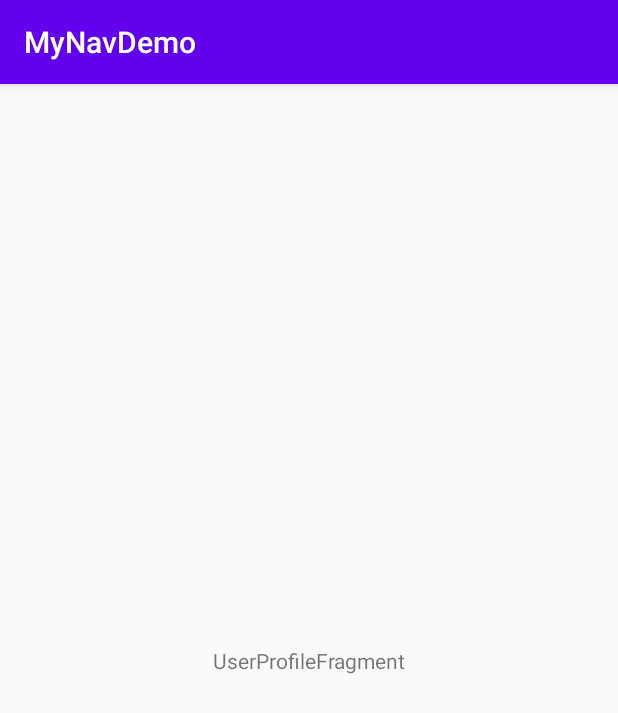
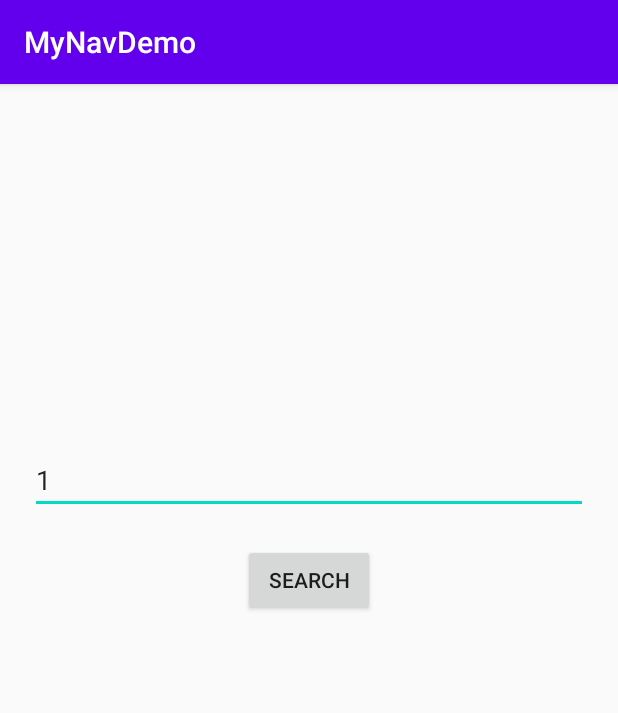
Before and after one commit to PalakSDarji/MyNavDemo, an Android app: the screen it shows after launch (UserProfileActivity), on a phone screen of 412 x 824 dp. Shown: the top 713 px of the screen. Run offline under Robolectric (Android 15) with nearby library versions, the phone set to English and light mode, and no system bars; our stand-ins replace data binding.

Commit message:
userid wise search flow added from viewmodel

```diff
--- a/app/build.gradle
+++ b/app/build.gradle
@@ -7,7 +7,11 @@ android {
     compileSdkVersion 29
     buildToolsVersion "29.0.2"
 
-    viewBinding {
+   /* viewBinding {
+        enabled = true
+    }*/
+
+    dataBinding {
         enabled = true
     }
 
--- a/app/src/main/java/com/palak/mynavdemo/GameLoginViewModel.kt
+++ b/app/src/main/java/com/palak/mynavdemo/GameLoginViewModel.kt
@@ -25,7 +25,7 @@ class GameLoginViewModel : ViewModel(){
 
     fun authenticate(username : String, password : String){
         if(passwordIsValidForUsername(username,password)){
-            this.user = User(username,"full $username","bio",password)
+            this.user = User(userName = username,fullName = "full $username",bio = "bio",password = password)
             authenticationState.value = AuthenticationState.AUTHENTICATED
         }
         else {
--- a/app/src/main/java/com/palak/mynavdemo/User.kt
+++ b/app/src/main/java/com/palak/mynavdemo/User.kt
@@ -4,4 +4,4 @@ import android.os.Parcelable
 import kotlinx.android.parcel.Parcelize
 
 @Parcelize
-data class User(var userName : String = "", var fullName : String = "", var bio : String = "", var password : String = "") : Parcelable
+data class User(var userID : Int = 2, var userName : String = "", var fullName : String = "", var bio : String = "", var password : String = "") : Parcelable
--- a/app/src/main/java/com/palak/mynavdemo/userprofile/UserProfileActivity.kt
+++ b/app/src/main/java/com/palak/mynavdemo/userprofile/UserProfileActivity.kt
@@ -8,13 +8,14 @@ import com.palak.mynavdemo.R
 class UserProfileActivity : AppCompatActivity() {
 
     val userProfileViewModel by viewModels<UserProfileViewModel>()
+    val userId = 2
 
     override fun onCreate(savedInstanceState: Bundle?) {
         super.onCreate(savedInstanceState)
         setContentView(R.layout.user_profile_activity)
         if (savedInstanceState == null) {
             supportFragmentManager.beginTransaction()
-                .replace(R.id.container, UserProfileFragment.newInstance())
+                .replace(R.id.container, UserProfileFragment.newInstance(2))
                 .commitNow()
         }
     }
--- a/app/src/main/java/com/palak/mynavdemo/userprofile/UserProfileFragment.kt
+++ b/app/src/main/java/com/palak/mynavdemo/userprofile/UserProfileFragment.kt
@@ -6,23 +6,34 @@ import android.view.LayoutInflater
 import android.view.View
 import android.view.ViewGroup
 import androidx.fragment.app.activityViewModels
-import androidx.fragment.app.viewModels
 import androidx.lifecycle.Observer
 import androidx.lifecycle.SavedStateViewModelFactory
-import com.palak.mynavdemo.R
 import com.palak.mynavdemo.databinding.UserProfileFragmentBinding
+import kotlinx.android.synthetic.main.user_profile_fragment.*
+import java.lang.Exception
 
 class UserProfileFragment : Fragment() {
 
-    private var _binding : UserProfileFragmentBinding? = null
-    private val binding get() = _binding!!
+    private lateinit var dataBinding: UserProfileFragmentBinding
 
     companion object {
-        fun newInstance() = UserProfileFragment()
+        fun newInstance(userID: Int): UserProfileFragment {
+            val fragment = UserProfileFragment()
+            val bundle = Bundle()
+            bundle.putInt("userID", userID)
+            fragment.arguments = bundle
+            return fragment
+        }
     }
 
-    private val userProfileViewModel by viewModels<UserProfileViewModel>(
-        factoryProducer = {SavedStateViewModelFactory(requireActivity().application,this)}
+    private val userProfileViewModel by activityViewModels<UserProfileViewModel>(
+        factoryProducer = {
+            SavedStateViewModelFactory(
+                requireActivity().application,
+                this,
+                requireArguments()
+            )
+        }
     )
 
     override fun onCreateView(
@@ -30,24 +41,26 @@ class UserProfileFragment : Fragment() {
         savedInstanceState: Bundle?
     ): View {
 
-        _binding = UserProfileFragmentBinding.inflate(inflater,container,false)
-        val view = binding.root
-        return view
+        dataBinding = UserProfileFragmentBinding.inflate(inflater, container, false)
+        return dataBinding.root
     }
 
     override fun onActivityCreated(savedInstanceState: Bundle?) {
         super.onActivityCreated(savedInstanceState)
 
-        userProfileViewModel.user.observe(viewLifecycleOwner, Observer {
-            user ->
-            binding.message.text = "user is $user"
-            println("in observer")
-            println("user is $user")
-        })
+        btnSearch.setOnClickListener {
+
+            try {
+                val userID = etSearch.text.toString().toInt()
+                userProfileViewModel.fetchUser(userID)
+                    .observe(viewLifecycleOwner, Observer { user ->
+                        dataBinding.user = user
+                        println("user is $user")
+                    })
+            } catch (e: Exception) {
+                e.printStackTrace()
+            }
+        }
     }
 
-    override fun onDestroyView() {
-        super.onDestroyView()
-        _binding = null
-    }
 }
--- a/app/src/main/res/layout/user_profile_fragment.xml
+++ b/app/src/main/res/layout/user_profile_fragment.xml
@@ -1,20 +1,50 @@
 <?xml version="1.0" encoding="utf-8"?>
-<androidx.constraintlayout.widget.ConstraintLayout xmlns:android="http://schemas.android.com/apk/res/android"
+<layout xmlns:android="http://schemas.android.com/apk/res/android"
     xmlns:app="http://schemas.android.com/apk/res-auto"
-    xmlns:tools="http://schemas.android.com/tools"
+    xmlns:tools="http://schemas.android.com/tools">
+
+    <data>
+        <variable
+            name="user"
+            type="com.palak.mynavdemo.User" />
+    </data>
+
+    <androidx.constraintlayout.widget.ConstraintLayout
         android:id="@+id/userprofile"
         android:layout_width="match_parent"
         android:layout_height="match_parent"
         tools:context=".userprofile.UserProfileFragment">
 
+        <androidx.appcompat.widget.AppCompatEditText
+            android:id="@+id/etSearch"
+            android:layout_width="match_parent"
+            android:layout_height="wrap_content"
+            android:layout_margin="20dp"
+            android:hint="Type userID here"
+            android:text="1"
+            app:layout_constraintBottom_toTopOf="@+id/btnSearch" />
+
+        <androidx.appcompat.widget.AppCompatButton
+            android:id="@+id/btnSearch"
+            android:layout_width="wrap_content"
+            android:layout_height="wrap_content"
+            android:text="Search"
+            app:layout_constraintBottom_toTopOf="@+id/message"
+            app:layout_constraintEnd_toEndOf="parent"
+            app:layout_constraintStart_toStartOf="parent" />
+
         <TextView
             android:id="@+id/message"
             android:layout_width="wrap_content"
+            android:padding="20dp"
             android:layout_height="wrap_content"
-        android:text="UserProfileFragment"
+            android:text="@{user.fullName}"
             app:layout_constraintBottom_toBottomOf="parent"
             app:layout_constraintEnd_toEndOf="parent"
             app:layout_constraintStart_toStartOf="parent"
-        app:layout_constraintTop_toTopOf="parent" />
+            app:layout_constraintTop_toTopOf="parent"
+            tools:text="ID will go here." />
 
     </androidx.constraintlayout.widget.ConstraintLayout>
+
+</layout>
```
Also changed, not shown: app/src/main/java/com/palak/mynavdemo/userprofile/UserProfileViewModel.kt (+19 -3 lines). Lines whose indentation alone changed are shown as unchanged.
